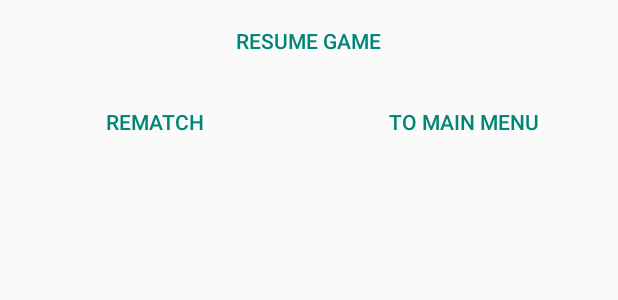
After one commit to Diusrex/Tic-Tac-Toe-Squared, an Android app: the layout dialog_win.xml on its own in the app's theme, with its tools: preview values and no code run, on a phone screen of 412 x 824 dp. The commit adds this screen. Shown: the top 300 px of the screen. Run offline under Robolectric (Android 15) with nearby library versions, the phone set to English and light mode, and no system bars.

Commit message:
Greatly improved the win screen.

```diff
--- /dev/null
+++ b/app/src/main/res/layout/dialog_win.xml
@@ -0,0 +1,40 @@
+<?xml version="1.0" encoding="utf-8"?>
+<LinearLayout xmlns:android="http://schemas.android.com/apk/res/android"
+              android:orientation="vertical"
+              android:layout_width="match_parent"
+              android:layout_height="match_parent">
+
+    <Button
+        android:layout_width="wrap_content"
+        android:layout_height="wrap_content"
+        android:id="@+id/returnToGameButton"
+        android:layout_gravity="center_horizontal"
+        style="?android:attr/buttonBarButtonStyle"
+        android:text="@string/return_to_game"/>
+
+    <LinearLayout
+        android:layout_width="fill_parent"
+        android:layout_height="wrap_content"
+        android:orientation="horizontal">
+
+
+        <Button
+            android:layout_weight="1"
+            android:layout_width="0dp"
+            android:layout_height="wrap_content"
+            android:id="@+id/rematchButton"
+            android:layout_gravity="center_horizontal"
+            style="?android:attr/buttonBarButtonStyle"
+            android:text="@string/rematch"/>
+
+
+        <Button
+            android:layout_weight="1"
+            android:layout_width="0dp"
+            android:layout_height="wrap_content"
+            android:id="@+id/returnToMenuButton"
+            android:layout_gravity="center_horizontal"
+            style="?android:attr/buttonBarButtonStyle"
+            android:text="@string/return_to_menu"/>
+        </LinearLayout>
+</LinearLayout>
--- a/app/src/main/res/values/strings.xml
+++ b/app/src/main/res/values/strings.xml
@@ -6,16 +6,16 @@
     <string name="action_settings">Settings</string>
     <string name="won">Congrats, you won!</string>
     <string name="undo_move">Undo last move</string>
-    <string name="back_to_menu">Return to Main Menu</string>
     <string name="rematch">Rematch</string>
     <string name="player_1">player one</string>
     <string name="player_2">player two</string>
     <string name="no_player">no player</string>
     <string name="win_dialog_title">There is a WINNER</string>
     <string name="congratulate_winner" formatted="true">Congratulations %s for winning the game!</string>
-    <string name="return_to_game">Return to game</string>
+    <string name="return_to_game">Resume game</string>
     <string name="title">Novem Tic Tac Toe</string>
     <string name="new_game">New Game</string>
+    <string name="return_to_menu">To Main Menu</string>
     <string name="continue_game">Continue Game</string>
     <string name="how_to_play">How to Play</string>
 
```
Also changed, not shown: app/src/main/java/com/diusrex/tictactoe/dialogs/WinDialogActivityListener.java (added, +10 -0 lines), app/src/main/java/com/diusrex/tictactoe/dialogs/WinDialogFragment.java (+62 -31 lines).
